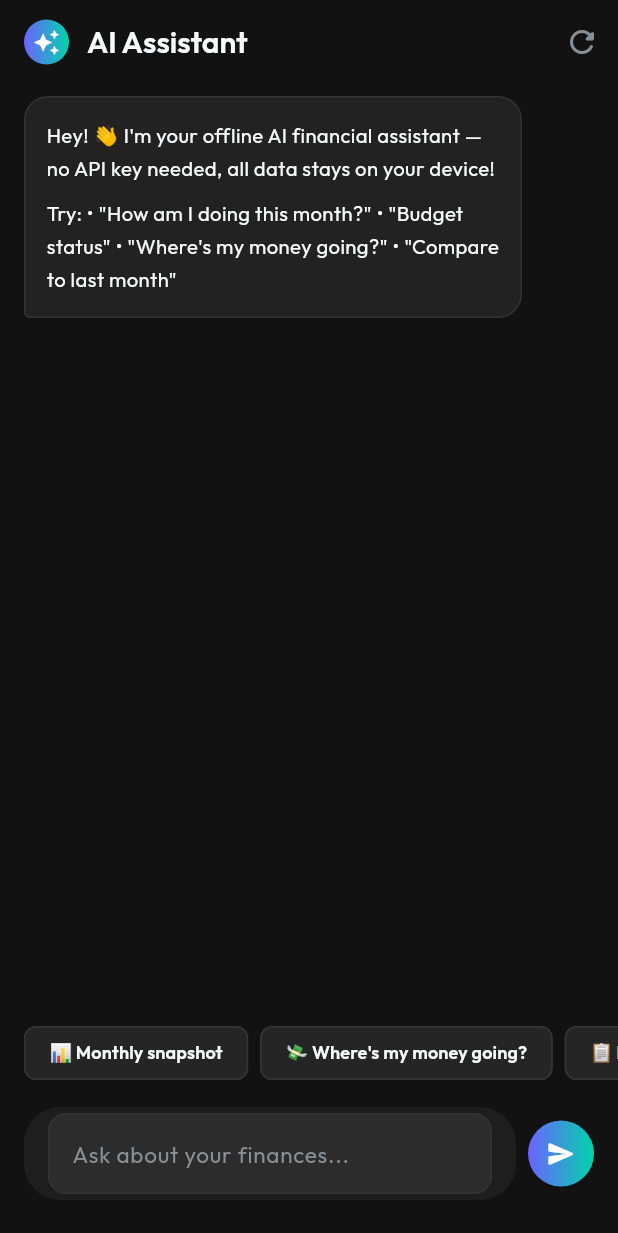
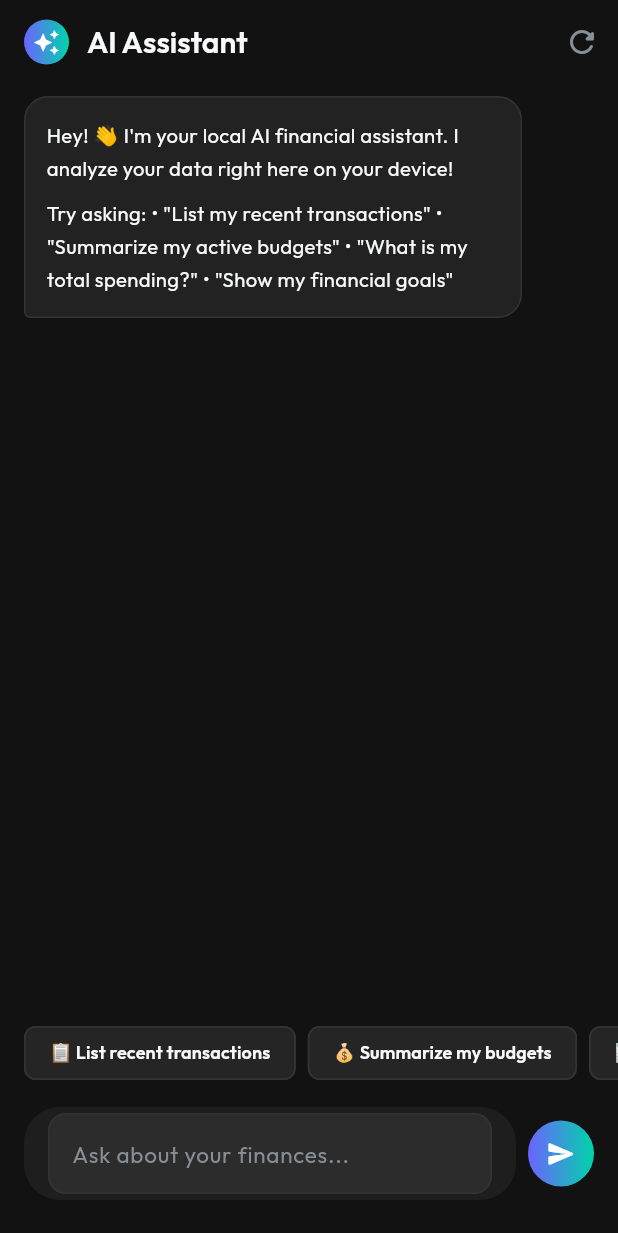
Before and after one commit to Cyberclutch146/FreeFlow-Tracker, a Flutter app: the AiChatScreen screen opened by its route, on a phone screen of 412 x 824 dp. Shown: the top 1233 px of the screen. Run offline on Flutter 3.47's test engine with Material 3 defaults, Android fonts, the phone set to English and light mode, and no system bars; drawn by our look-alikes of flutter_animate, flutter_markdown; our stand-ins replace fl_chart, flutter_local_notifications, flutter_riverpod, go_router, google_fonts, image_picker and 7 more; missing offline and left inert: home_widget, telephony, workmanager; accounts and stored records are empty; generated files the repository leaves out were written again.

Commit message:
feat: implement app biometrics lock, AI chat interface, and onboarding flow

```diff
--- a/lib/screens/ai/ai_chat_screen.dart
+++ b/lib/screens/ai/ai_chat_screen.dart
@@ -33,7 +33,7 @@ class _AiChatScreenState extends ConsumerState<AiChatScreen> {
   void initState() {
     super.initState();
     _messages.add(ChatMessage(
-      text: 'Hey! 👋 I\'m your offline AI financial assistant — no API key needed, all data stays on your device!\n\nTry:\n• "How am I doing this month?"\n• "Budget status"\n• "Where\'s my money going?"\n• "Compare to last month"',
+      text: 'Hey! 👋 I\'m your local AI financial assistant. I analyze your data right here on your device!\n\nTry asking:\n• "List my recent transactions"\n• "Summarize my active budgets"\n• "What is my total spending?"\n• "Show my financial goals"',
       isUser: false,
     ));
   }
@@ -161,12 +161,12 @@ class _AiChatScreenState extends ConsumerState<AiChatScreen> {
               padding: const EdgeInsets.symmetric(horizontal: 16, vertical: 4),
               child: Row(
                 children: [
-                  _buildQuickAction('📊 Monthly snapshot', colors),
-                  _buildQuickAction('💸 Where\'s my money going?', colors),
-                  _buildQuickAction('📋 Budget status', colors),
-                  _buildQuickAction('💡 How can I save more?', colors),
-                  _buildQuickAction('📈 Compare to last month', colors),
-                  _buildQuickAction('🎯 Goal progress', colors),
+                  _buildQuickAction('📋 List recent transactions', colors),
+                  _buildQuickAction('💰 Summarize my budgets', colors),
+                  _buildQuickAction('📉 What is my total spending?', colors),
+                  _buildQuickAction('🎯 Show my financial goals', colors),
+                  _buildQuickAction('🔍 Any large expenses recently?', colors),
+                  _buildQuickAction('📊 Give me a brief summary', colors),
                 ],
               ),
             ).animate().fadeIn(delay: 500.ms).slideY(begin: 0.3),
--- a/lib/screens/settings/onboarding_screen.dart
+++ b/lib/screens/settings/onboarding_screen.dart
@@ -295,7 +295,7 @@ class _OnboardingScreenState extends ConsumerState<OnboardingScreen> {
             value: _incomeTarget,
             min: 5000,
             max: 500000,
-            divisions: 99,
+            divisions: 495,
             activeColor: colors.accentAmber,
             onChanged: (val) => setState(() => _incomeTarget = val),
           ),
```
Also changed, not shown: lib/app.dart (+46 -9 lines).
